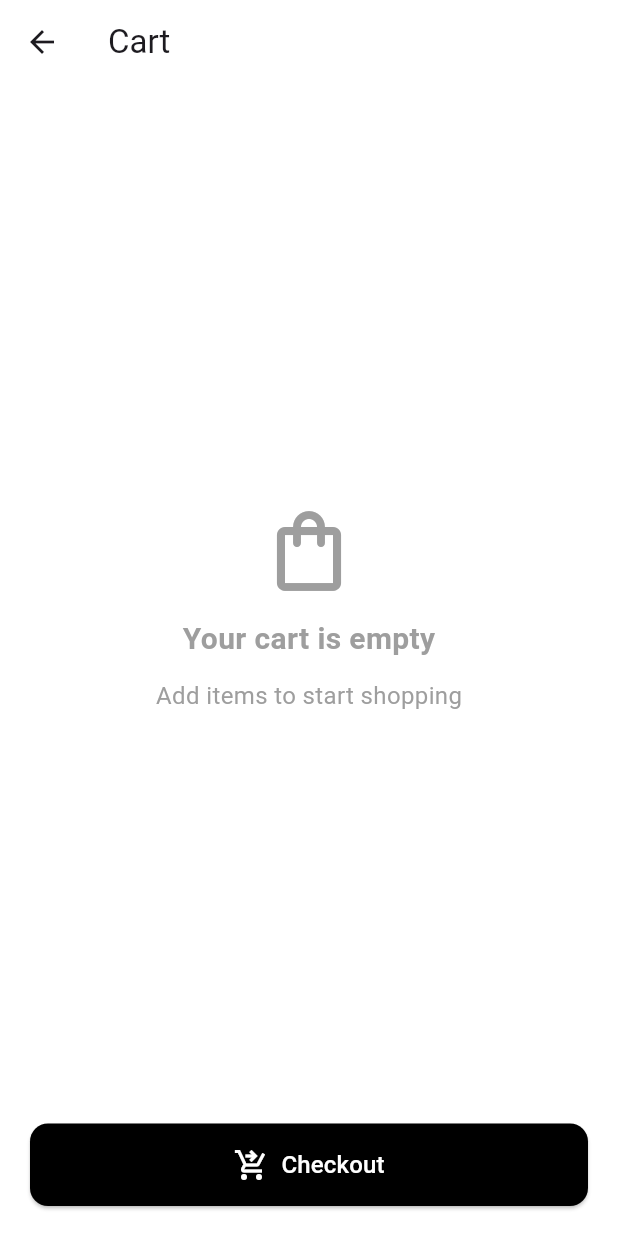
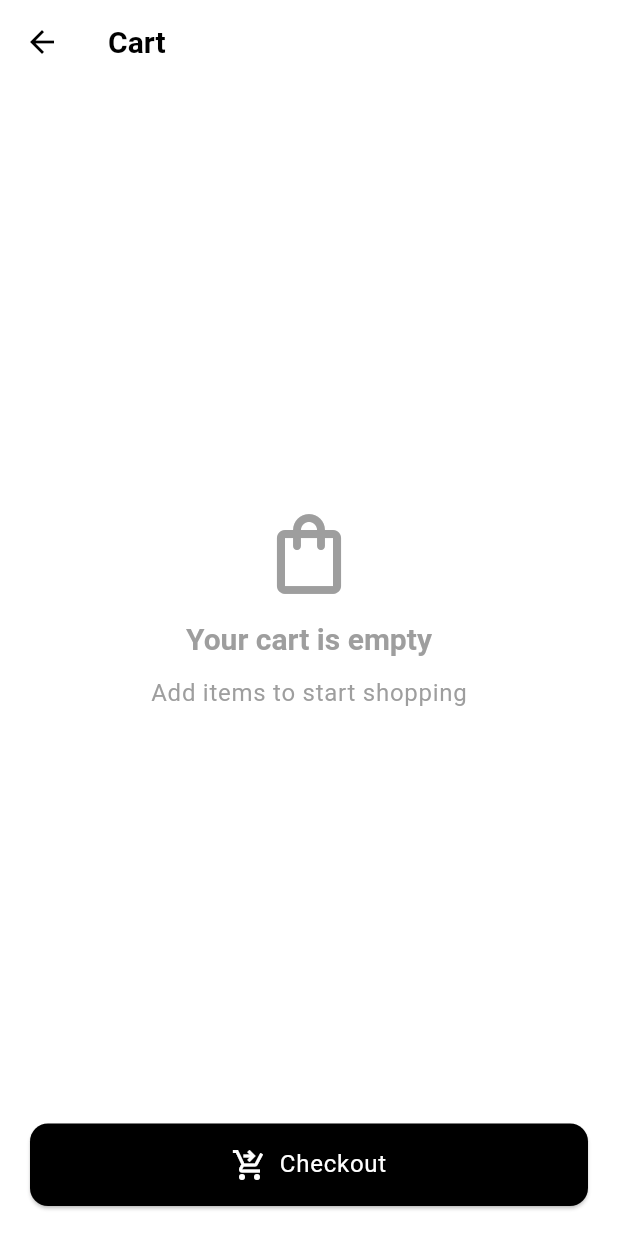
Before and after one commit to Asim-Tahir/tiny_shop, a Flutter app: the screen it shows after launch, after a tap on the "shopping bag" icon, on a phone screen of 412 x 824 dp. Run offline on Flutter 3.47's test engine with Material 3 defaults, Android fonts, the phone set to English and light mode, and no system bars; our stand-ins replace shared_preferences; network calls fail.

Commit message:
refactor: use design tokens across the app

```diff
--- a/lib/main.dart
+++ b/lib/main.dart
@@ -3,6 +3,7 @@ import 'package:shared_preferences/shared_preferences.dart';
 
 import 'package:tiny_shop/screens/home_screen.dart';
 import 'package:tiny_shop/store/cart_store.dart';
+import 'package:tiny_shop/theme/app_tokens.dart';
 
 void main() {
   runApp(const TinyShopApp());
@@ -59,9 +60,7 @@ class _TinyShopAppState extends State<TinyShopApp> {
           notifier: cartStore,
           child: MaterialApp(
             title: 'Tiny Shop',
-            theme: ThemeData(
-              colorScheme: .fromSeed(seedColor: Colors.deepPurple),
-            ),
+            theme: AppTheme.light,
             home: const HomeScreen(),
           ),
         );
--- a/lib/screens/cart_screen.dart
+++ b/lib/screens/cart_screen.dart
@@ -3,6 +3,7 @@ import 'package:flutter/material.dart';
 import 'package:tiny_shop/components/cart_item.dart';
 import 'package:tiny_shop/models/products_response.dart';
 import 'package:tiny_shop/store/cart_store.dart';
+import 'package:tiny_shop/theme/app_tokens.dart';
 
 class CartScreen extends StatelessWidget {
   final List<ProductResponseData> products;
@@ -11,17 +12,17 @@ class CartScreen extends StatelessWidget {
 
   @override
   Widget build(BuildContext context) {
+    final theme = Theme.of(context);
     final cartStore = CartScope.of(context);
     final cartProducts = products
         .where((element) => cartStore.items.containsKey(element.id))
         .toList();
 
     return Scaffold(
-      backgroundColor: Colors.white,
-      appBar: AppBar(title: Text('Cart'), backgroundColor: Colors.white),
+      appBar: AppBar(title: const Text('Cart')),
       body: SafeArea(
         child: Padding(
-          padding: const EdgeInsets.all(20),
+          padding: const EdgeInsets.all(AppSpacing.xl),
           child: Column(
             crossAxisAlignment: CrossAxisAlignment.start,
             children: [
@@ -33,28 +34,25 @@ class CartScreen extends StatelessWidget {
                           children: [
                             Icon(
                               Icons.shopping_bag_outlined,
-                              size: 64,
-                              color: Colors.grey,
+                              size: AppSizes.emptyStateIcon,
+                              color: AppColors.textMuted,
                             ),
 
-                            SizedBox(height: 12),
+                            const SizedBox(height: AppSpacing.md),
 
                             Text(
                               'Your cart is empty',
-                              style: TextStyle(
-                                fontSize: 20,
-                                fontWeight: FontWeight.bold,
-                                color: Colors.grey,
+                              style: theme.textTheme.titleLarge?.copyWith(
+                                color: AppColors.textMuted,
                               ),
                             ),
 
-                            SizedBox(height: 12),
+                            const SizedBox(height: AppSpacing.md),
 
                             Text(
                               'Add items to start shopping',
-                              style: TextStyle(
-                                fontSize: 16,
-                                color: Colors.grey,
+                              style: theme.textTheme.bodyLarge?.copyWith(
+                                color: AppColors.textMuted,
                               ),
                             ),
                           ],
@@ -80,28 +78,33 @@ class CartScreen extends StatelessWidget {
                         },
                       ),
               ),
-              SizedBox(height: 14),
+              const SizedBox(height: AppSpacing.relaxed),
               ElevatedButton(
                 onPressed: () {},
                 style: ElevatedButton.styleFrom(
-                  backgroundColor: Colors.black,
-                  minimumSize: Size(double.infinity, 55),
+                  backgroundColor: AppColors.textPrimary,
+                  minimumSize: const Size(
+                    double.infinity,
+                    AppSizes.buttonHeight,
+                  ),
                   shape: RoundedRectangleBorder(
-                    borderRadius: BorderRadius.circular(12),
+                    borderRadius: BorderRadius.circular(AppRadii.md),
                   ),
                 ),
                 child: Row(
                   mainAxisAlignment: MainAxisAlignment.center,
-                  spacing: 8,
+                  spacing: AppSpacing.sm,
                   children: [
                     Icon(
                       Icons.shopping_cart_checkout_outlined,
-                      color: Colors.white,
+                      color: AppColors.background,
                       size: 24,
                     ),
                     Text(
                       'Checkout',
-                      style: TextStyle(fontSize: 16, color: Colors.white),
+                      style: theme.textTheme.bodyLarge?.copyWith(
+                        color: AppColors.background,
+                      ),
                     ),
                   ],
                 ),
--- a/lib/screens/home_screen.dart
+++ b/lib/screens/home_screen.dart
@@ -6,6 +6,7 @@ import "package:tiny_shop/screens/cart_screen.dart";
 import "package:tiny_shop/screens/product_detail_screen.dart";
 import "package:tiny_shop/services/api_services.dart";
 import "package:tiny_shop/store/cart_store.dart";
+import "package:tiny_shop/theme/app_tokens.dart";
 
 class HomeScreen extends StatefulWidget {
   const new({super.key});
@@ -51,30 +52,27 @@ class _HomeScreenState extends State<HomeScreen> {
 
   @override
   Widget build(BuildContext context) {
+    final theme = Theme.of(context);
     final cartStore = CartScope.of(context);
 
     return Scaffold(
-      backgroundColor: Colors.white,
       body: SafeArea(
         child: Padding(
-          padding: const EdgeInsets.all(16.0),
+          padding: const EdgeInsets.all(AppSpacing.lg),
           child: Column(
             crossAxisAlignment: CrossAxisAlignment.start,
             children: [
               Row(
                 mainAxisAlignment: MainAxisAlignment.spaceBetween,
                 children: [
-                  Text(
-                    'Discover',
-                    style: TextStyle(fontSize: 34, fontWeight: FontWeight.bold),
-                  ),
+                  Text('Discover', style: theme.textTheme.displaySmall),
 
                   IconButton(
                     icon: Badge(
                       isLabelVisible: cartStore.itemCount > 0,
                       label: Text(
                         '${cartStore.itemCount}',
-                        style: TextStyle(fontSize: 14),
+                        style: theme.textTheme.bodyMedium,
                       ),
                       child: const Icon(Icons.shopping_bag_outlined, size: 28),
                     ),
@@ -90,51 +88,58 @@ class _HomeScreenState extends State<HomeScreen> {
                 ],
               ),
 
-              SizedBox(height: 8),
+              const SizedBox(height: AppSpacing.sm),
 
               Text(
                 'Find your perfect device.',
-                style: TextStyle(fontSize: 16, color: Colors.grey),
+                style: theme.textTheme.bodyLarge?.copyWith(
+                  color: AppColors.textMuted,
+                ),
               ),
 
-              SizedBox(height: 14),
+              const SizedBox(height: AppSpacing.relaxed),
 
               Container(
                 decoration: BoxDecoration(
-                  color: Color(0xFFF5F5F7),
-                  borderRadius: BorderRadius.circular(12),
+                  color: AppColors.surfaceMuted,
+                  borderRadius: BorderRadius.circular(AppRadii.md),
                 ),
                 child: TextField(
                   decoration: InputDecoration(
                     hintText: 'Search products...',
-                    hintStyle: TextStyle(color: Colors.grey),
+                    hintStyle: const TextStyle(color: AppColors.textMuted),
                     border: InputBorder.none,
-                    prefixIcon: Icon(Icons.search, color: Colors.grey),
-                    contentPadding: EdgeInsets.symmetric(vertical: 14),
+                    prefixIcon: const Icon(
+                      Icons.search,
+                      color: AppColors.textMuted,
+                    ),
+                    contentPadding: const EdgeInsets.symmetric(
+                      vertical: AppSpacing.relaxed,
+                    ),
                   ),
                 ),
               ),
 
-              SizedBox(height: 16),
+              const SizedBox(height: AppSpacing.lg),
 
               ClipRRect(
-                borderRadius: BorderRadius.circular(12),
+                borderRadius: BorderRadius.circular(AppRadii.md),
                 child: Image.network(
                   'https://wantapi.com/assets/banner.png',
                   width: double.infinity,
-                  height: 80,
+                  height: AppSizes.bannerHeight,
                   fit: BoxFit.fitWidth,
                 ),
               ),
 
-              SizedBox(height: 16),
+              const SizedBox(height: AppSpacing.lg),
 
               Expanded(
                 child: GridView.builder(
                   gridDelegate: SliverGridDelegateWithFixedCrossAxisCount(
                     crossAxisCount: 2,
-                    crossAxisSpacing: 10,
-                    mainAxisSpacing: 10,
+                    crossAxisSpacing: AppSpacing.compact,
+                    mainAxisSpacing: AppSpacing.compact,
                     childAspectRatio: 0.7,
                   ),
                   itemCount: products.length,
```
Also changed, not shown: lib/components/cart_item.dart (+24 -22 lines), lib/components/product_card.dart (+15 -15 lines), lib/screens/product_detail_screen.dart (+35 -40 lines).
